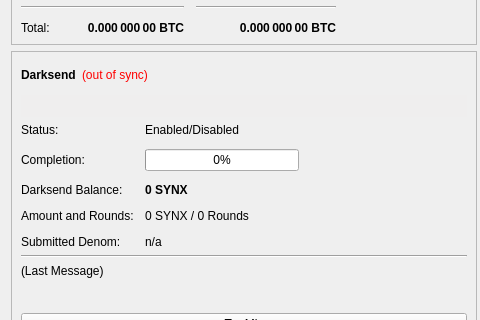
Qt form src/qt/forms/overviewpage.ui (thibetabc/SyndicateQT) before a commit; both pictures show x 0 to 480 and y 197 to 517 of the 960 by 609 pixel window.
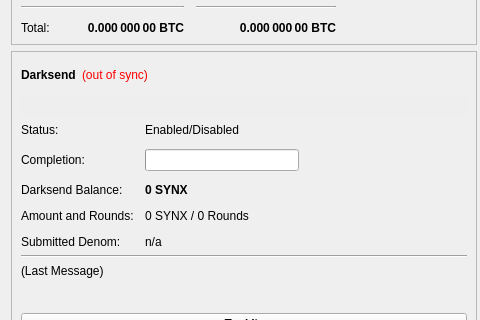
The same form after that commit.

Patch:
```diff
--- a/src/qt/forms/overviewpage.ui
+++ b/src/qt/forms/overviewpage.ui
@@ -989,6 +989,9 @@
               <property name="value">
                <number>0</number>
               </property>
+              <property name="textVisible">
+               <bool>false</bool>
+              </property>
              </widget>
             </item>
             <item row="3" column="0">
```
Left out of the diff: 3 changed lines with no effect on the pictures.
